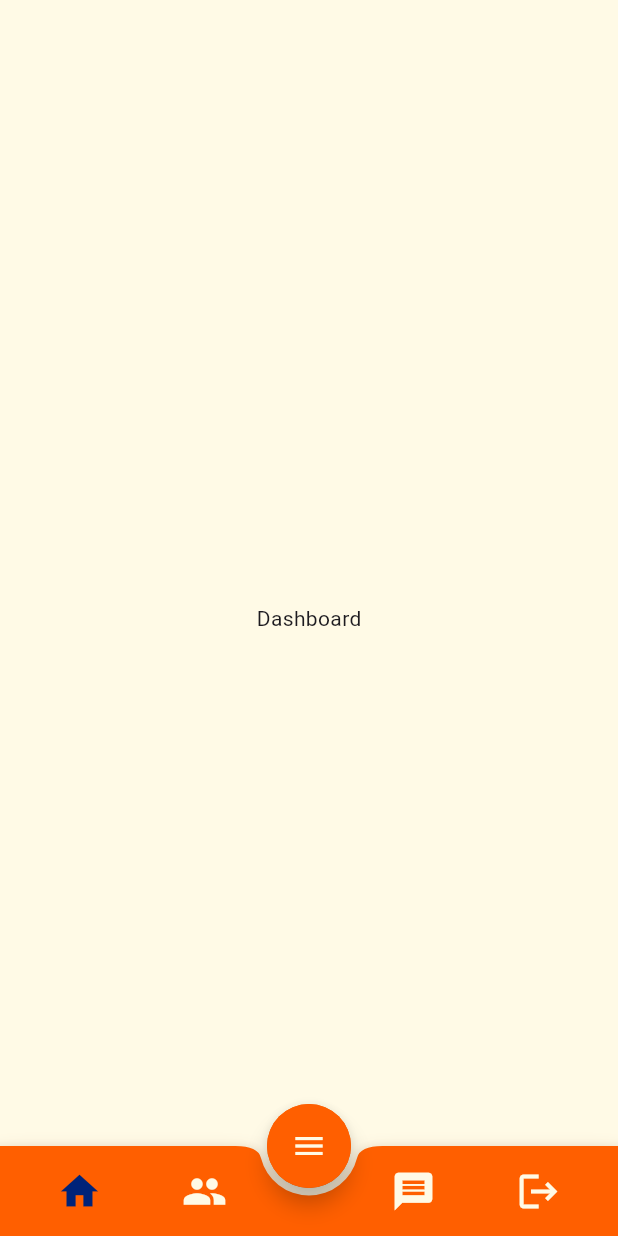
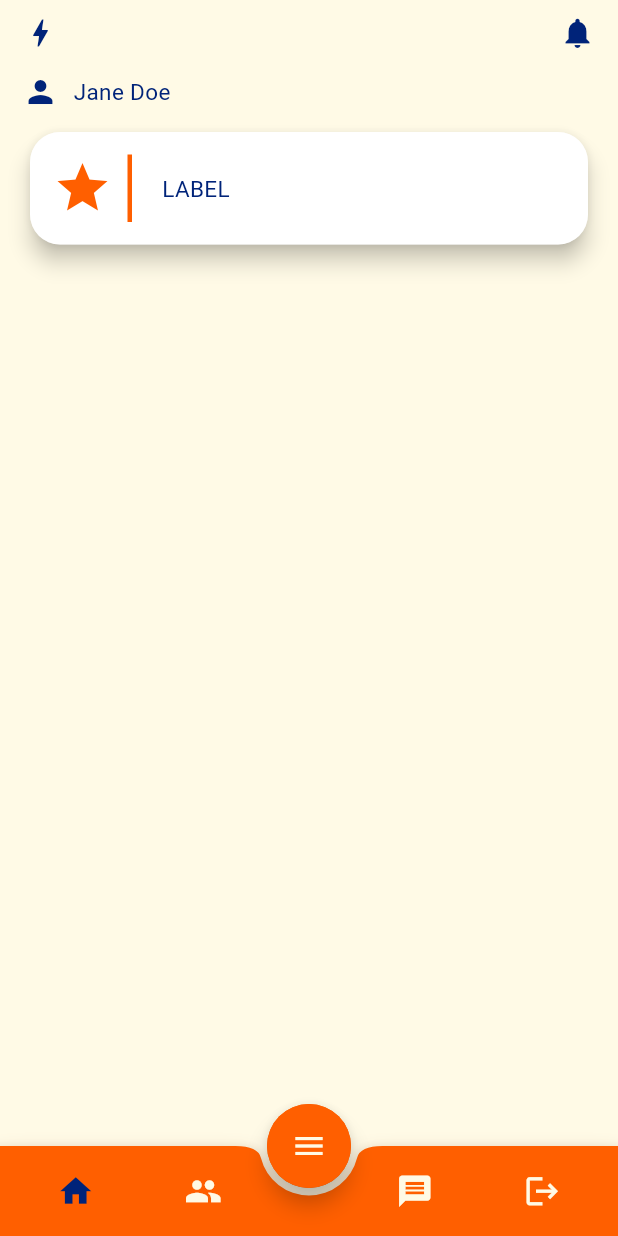
Before and after one commit to gmulonga/quicloan, a Flutter app: the Homepage screen opened by its route, on a phone screen of 412 x 824 dp. Run offline on Flutter 3.47's test engine with Material 3 defaults, Android fonts, the phone set to English and light mode, and no system bars.

Commit message:
build: adding a reusable card

```diff
--- a/lib/Components/InputField.dart
+++ b/lib/Components/InputField.dart
@@ -28,10 +28,7 @@ class InputField extends StatelessWidget {
         children: [
           Text(
             label,
-            style: TextStyle(
-              color: kNavyBlue,
-              fontSize: kNormalFontSize,
-            ),
+            style: kLightThemeText,
           ),
           SizedBox(height: 8.0),
           TextField(
--- /dev/null
+++ b/lib/Components/ReusableCard.dart
@@ -0,0 +1,84 @@
+import 'package:flutter/material.dart';
+import 'package:quicloan/Contstants.dart';
+import 'package:animations/animations.dart';
+
+class ReusableCard extends StatelessWidget {
+  ReusableCard({
+    required this.label,
+    required this.onButtonPressed,
+    required this.icon,
+  });
+
+  final String label;
+  final IconData icon;
+  final Widget Function() onButtonPressed;
+
+  @override
+  Widget build(BuildContext context) {
+    return Padding(
+      padding: EdgeInsets.symmetric(horizontal: 20, vertical: 10),
+      child: OpenContainer(
+        closedColor: kWhite,
+        transitionType: ContainerTransitionType.fade,
+        openBuilder: (BuildContext context, VoidCallback _) {
+          return onButtonPressed() ??
+              Container(); // Return the result of onButtonPressed, or an empty container if null
+        },
+        closedElevation: 6.0,
+        closedShape: const RoundedRectangleBorder(
+          borderRadius: BorderRadius.all(
+            Radius.circular(20),
+          ),
+        ),
+        closedBuilder: (BuildContext context, VoidCallback openContainer) {
+          return InkWell(
+            onTap: openContainer,
+            child: Column(
+              children: [
+                Container(
+                  decoration: BoxDecoration(
+                    borderRadius: BorderRadius.circular(20),
+                    boxShadow: [
+                      BoxShadow(
+                        color: kWhite,
+                        blurRadius: 10.0,
+                        offset: Offset(0, 1),
+                      ),
+                    ],
+                  ),
+                  child: Padding(
+                    padding: EdgeInsets.all(15),
+                    child: Row(
+                      children: [
+                        Icon(
+                          Icons.star,
+                          size: 40,
+                          color: kOrange,
+                        ),
+                        SizedBox(
+                          width: 10,
+                        ),
+                        Container(
+                          height: 45,
+                          width: 3,
+                          color: kOrange,
+                        ),
+                        Padding(
+                          padding: EdgeInsets.symmetric(horizontal: 20),
+                          child: Text(
+                            label,
+                            style: kLightThemeText,
+                          ),
+                        ),
+                      ],
+                    ),
+                  ),
+                ),
+              ],
+            ),
+          );
+        },
+      ),
+    );
+  }
+}
--- a/lib/Contstants.dart
+++ b/lib/Contstants.dart
@@ -4,5 +4,8 @@ const kCream = Color(0xFFFFFAE6);
 const kOrange = Color(0xFFFF5F00);
 const kNavyBlue = Color(0xFF002379);
 const kWhite = Color(0xFFFFFFFF);
+const kLightOrange = Color(0xFFFD9B63);
+
+const kLightThemeText = TextStyle(color: kNavyBlue, fontSize: 15);
 
 const double kNormalFontSize = 15;
--- a/lib/Screens/Dashboard.dart
+++ b/lib/Screens/Dashboard.dart
@@ -1,5 +1,7 @@
 import 'package:flutter/material.dart';
 import 'package:quicloan/Contstants.dart';
+import 'package:quicloan/Components/ReusableCard.dart';
+import 'package:quicloan/Screens/Userscreen.dart';
 
 class Dashboard extends StatefulWidget {
   @override
@@ -10,10 +12,53 @@ class _DashboardState extends State<Dashboard> {
   @override
   Widget build(BuildContext context) {
     return Scaffold(
-      backgroundColor: kCream,
-      body: Center(
-        child: Text('Dashboard'),
-      ),
-    );
+        backgroundColor: kCream,
+        body: SafeArea(
+          child: Column(
+            children: [
+              Padding(
+                padding: EdgeInsets.symmetric(horizontal: 15, vertical: 10),
+                child: Row(
+                  mainAxisAlignment: MainAxisAlignment.spaceBetween,
+                  children: [
+                    Icon(
+                      Icons.bolt,
+                      color: kNavyBlue,
+                    ),
+                    Icon(
+                      Icons.notifications,
+                      color: kNavyBlue,
+                    )
+                  ],
+                ),
+              ),
+              Padding(
+                padding: EdgeInsets.symmetric(horizontal: 15, vertical: 5),
+                child: Row(
+                  children: [
+                    Icon(
+                      Icons.person,
+                      color: kNavyBlue,
+                    ),
+                    SizedBox(
+                      width: 10,
+                    ),
+                    Text(
+                      'Jane Doe',
+                      style: kLightThemeText,
+                    ),
+                  ],
+                ),
+              ),
+              ReusableCard(
+                label: 'LABEL',
+                icon: Icons.add,
+                onButtonPressed: () {
+                  return Userspage();
+                },
+              ),
+            ],
+          ),
+        ));
   }
 }
--- a/lib/Screens/Homescreen.dart
+++ b/lib/Screens/Homescreen.dart
@@ -53,7 +53,7 @@ class _HomepageState extends State<Homepage> {
           mainAxisAlignment: MainAxisAlignment.spaceBetween,
           children: <Widget>[
             IconButton(
-              iconSize: 30.0,
+              iconSize: 25.0,
               padding: EdgeInsets.only(left: 28.0),
               icon: Icon(
                 Icons.home,
@@ -67,7 +67,7 @@ class _HomepageState extends State<Homepage> {
               },
             ),
             IconButton(
-              iconSize: 30.0,
+              iconSize: 25.0,
               padding: EdgeInsets.only(right: 28.0),
               icon: Icon(
                 Icons.people,
@@ -81,7 +81,7 @@ class _HomepageState extends State<Homepage> {
               },
             ),
             IconButton(
-              iconSize: 30.0,
+              iconSize: 25.0,
               padding: EdgeInsets.only(left: 28.0),
               icon: Icon(
                 Icons.message,
@@ -95,7 +95,7 @@ class _HomepageState extends State<Homepage> {
               },
             ),
             IconButton(
-              iconSize: 30.0,
+              iconSize: 25.0,
               padding: EdgeInsets.only(right: 28.0),
               icon: Icon(
                 Icons.logout,
```
Also changed, not shown: pubspec.yaml (+1 -13 lines).
